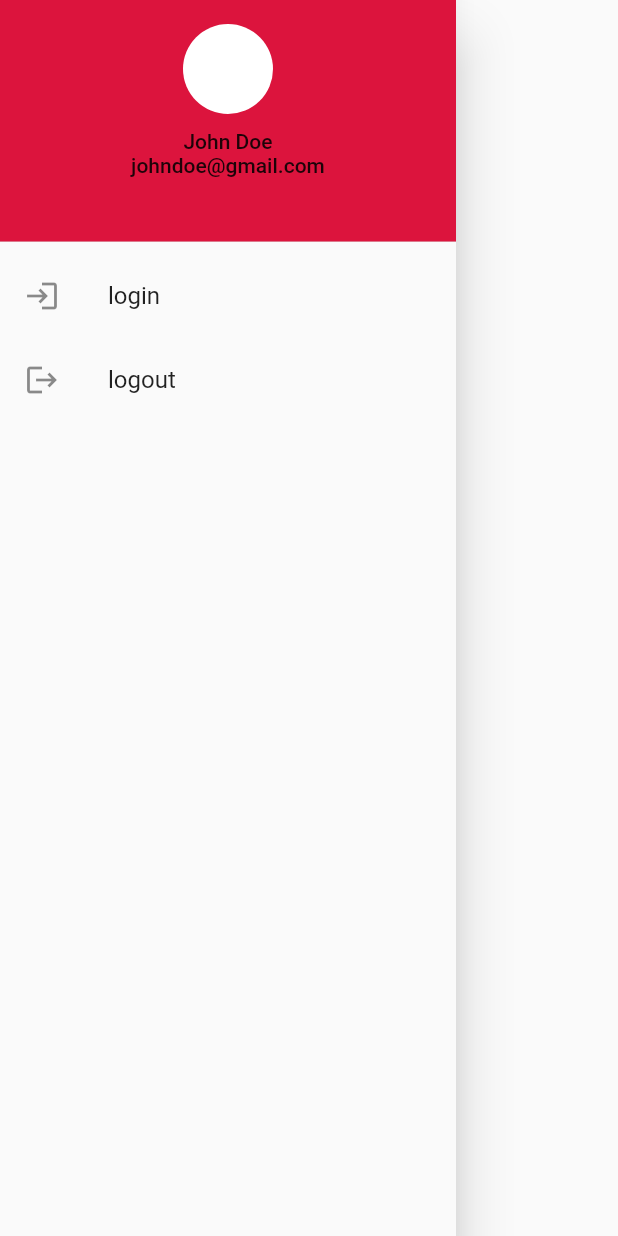
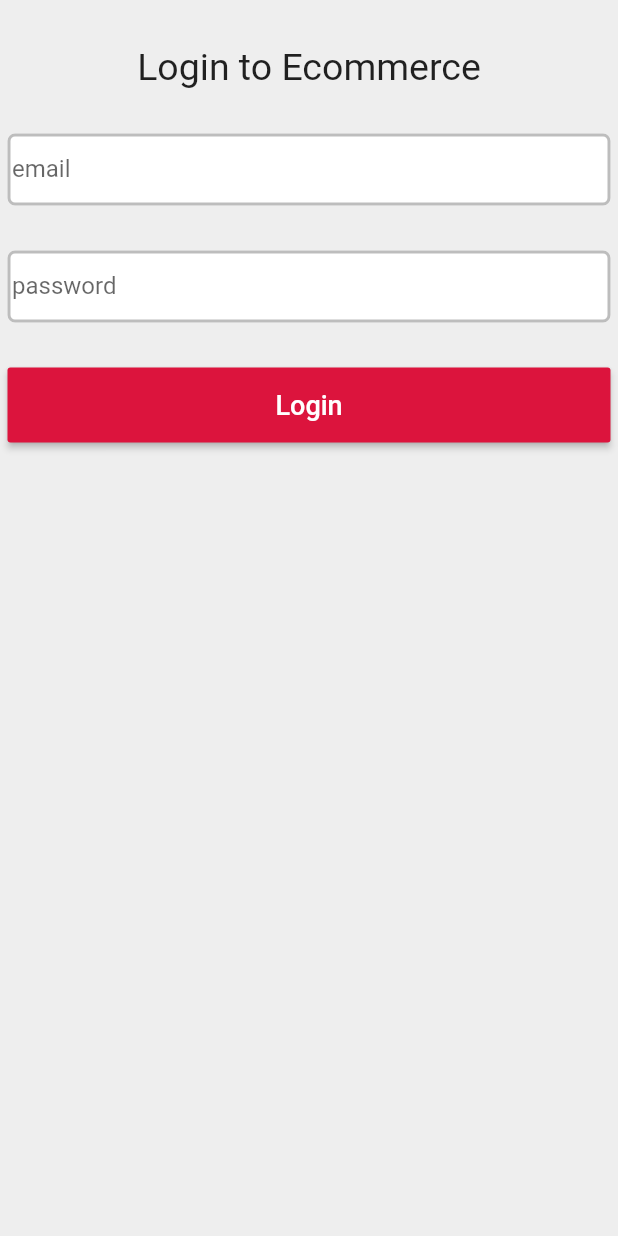
Before and after one commit to ezdev21/video-mobile, a Flutter app: the AppDrawer widget shown alone on an empty page, opened directly, after a tap on "login", on a phone screen of 412 x 824 dp. Run offline on Flutter 3.47's test engine with Material 2 defaults, Android fonts, the phone set to English and light mode, and no system bars; our stand-ins replace flutter_spinkit; network calls fail.

Commit message:
login page implemented

```diff
--- /dev/null
+++ b/lib/screens/auth/login.dart
@@ -0,0 +1,94 @@
+import 'package:flutter/material.dart';
+
+class Login extends StatefulWidget {
+  const Login({super.key});
+
+  @override
+  State<Login> createState() => _LoginState();
+}
+
+class _LoginState extends State<Login> {
+  final formKey=GlobalKey<FormState>();
+  final emailController=TextEditingController();
+  final passwordController=TextEditingController();
+
+  @override
+  void dispose() {
+    emailController.dispose();
+    passwordController.dispose();
+    super.dispose();
+  }
+
+  @override
+  Widget build(BuildContext context) {
+    return Scaffold(
+      backgroundColor: Colors.grey[200],
+      body: Center(
+        child: Padding(
+          padding: EdgeInsets.symmetric(vertical:30,horizontal:5),
+          child: Form(
+            key: formKey,
+            child: Column(
+              children: [
+                Text('Login to Ecommerce',style: TextStyle(fontSize: 25),),
+                SizedBox(height: 30),
+                TextFormField(
+                  controller: emailController,
+                  decoration: InputDecoration(
+                    labelText: 'email',
+                    hintText: 'jhondoe@gmail.com',
+                    fillColor:Colors.white,
+                    filled:true,
+                    contentPadding: EdgeInsets.all(3),
+                    enabledBorder: OutlineInputBorder(
+                      borderSide:BorderSide(width: 2,color: Colors.grey.shade400),
+                      borderRadius:BorderRadius.circular(5)
+                    ),
+                    focusedBorder: OutlineInputBorder(
+                      borderSide:BorderSide(width: 2,color: Color(0xffdc143d)),
+                      borderRadius:BorderRadius.circular(5)
+                    ),
+                  ),
+                ),
+                SizedBox(height:30),
+                TextFormField(
+                  controller: passwordController,
+                  decoration: InputDecoration(
+                    labelText: 'password',
+                    hintText: '********',
+                    fillColor:Colors.white,
+                    filled:true,
+                    contentPadding: EdgeInsets.all(3),
+                    enabledBorder: OutlineInputBorder(
+                      borderSide:BorderSide(width: 2,color: Colors.grey.shade400),
+                      borderRadius:BorderRadius.circular(5)
+                    ),
+                    focusedBorder: OutlineInputBorder(
+                      borderSide:BorderSide(width: 2,color: Color(0xffdc143d)),
+                      borderRadius:BorderRadius.circular(5)
+                    ),
+                  ),
+                ),
+                SizedBox(height: 30),
+                MaterialButton(
+                  minWidth: double.infinity,
+                  height: 50,
+                  color: Color(0xffdc143d),
+                  textColor: Colors.white,
+                  onPressed: (){
+                    Map creds={
+                      'email':emailController.text,
+                      'password':passwordController.text,
+                      'device_name':'mobile'
+                    };
+                  },
+                  child: Text('Login',style: TextStyle(fontSize: 18),),
+                )
+              ],
+            )
+          ),
+        ),
+      ),
+    );
+  }
+}
--- a/lib/widgets/app_drawer.dart
+++ b/lib/widgets/app_drawer.dart
@@ -1,4 +1,5 @@
 import 'package:flutter/material.dart';
+import 'package:video_mobile/screens/auth/login.dart';
 
 class AppDrawer extends StatefulWidget {
   const AppDrawer({super.key});
@@ -34,7 +35,7 @@ class _AppDrawerState extends State<AppDrawer> {
             title: Text('login'),
             leading: Icon(Icons.login),
             onTap: () => {
-
+              Navigator.of(context).push(MaterialPageRoute(builder: (context)=>Login()))
             },
           ),
           ListTile(
```
